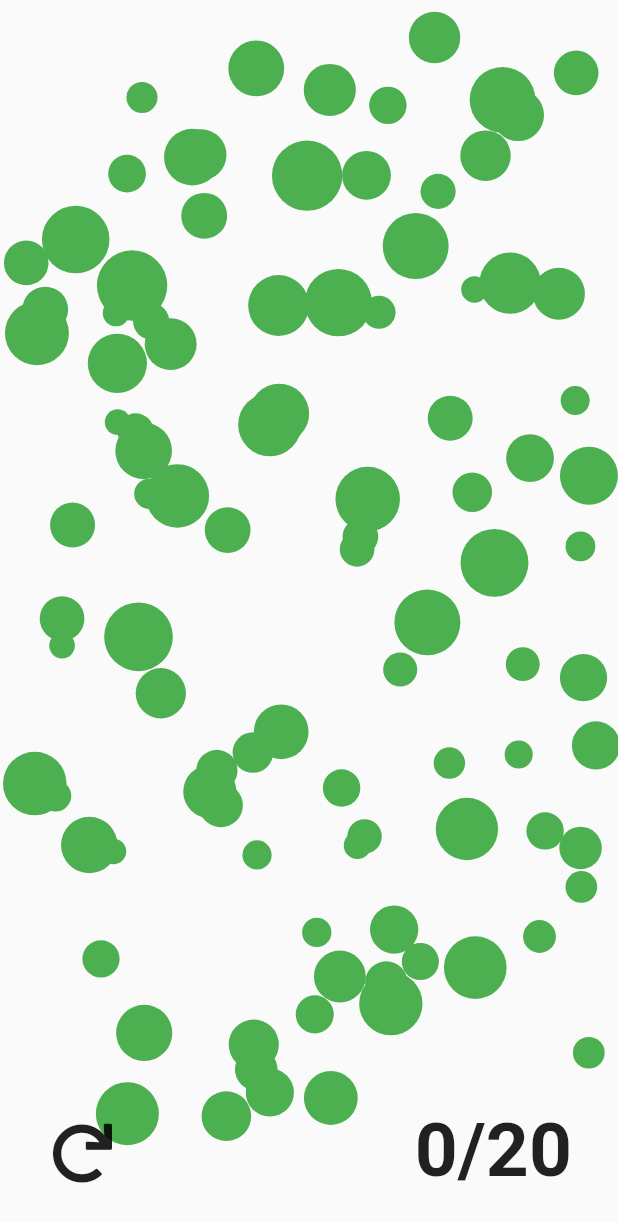
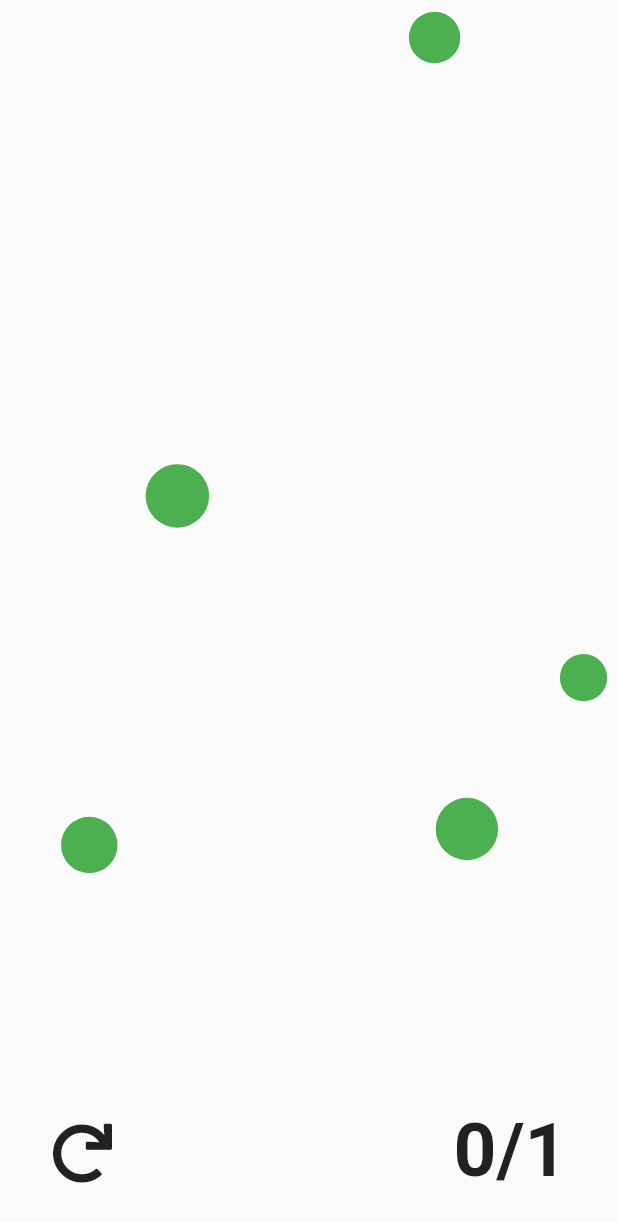
Before and after one commit to theguymeyer/reaction, a Flutter app: the screen it shows after launch, on a phone screen of 412 x 824 dp. Shown: the top 1222 px of the screen. Run offline on Flutter 3.47's test engine with Material 2 defaults, Android fonts, the phone set to English and light mode, and no system bars; our stand-ins replace font_awesome_flutter.

```diff
--- a/lib/gameTimer.dart
+++ b/lib/gameTimer.dart
@@ -81,6 +81,15 @@ class _GameTimerState extends State<GameTimer> with SingleTickerProviderStateMix
     // track points internally
     _caughtPoints = _newPoints;
 
+
+
+    return Consumer<StatusNotifier>(
+      builder: (context, myStatusNotifier, _) {
+
+        (myStatusNotifier.getStatus == Status.ready) ? stop() : null;
+        (myStatusNotifier.getStatus == Status.userTap) ? start() : null;
+
+
         return ClipRRect(
           borderRadius: BorderRadius.circular(80.0),
           child: Container(  // count down bar
@@ -90,6 +99,8 @@ class _GameTimerState extends State<GameTimer> with SingleTickerProviderStateMix
             width: MediaQuery.of(context).size.width * 0.04,
             height: MediaQuery.of(context).size.height * (_timerAnimation.value),
           )
+        );
+      }
     );
   }
 
--- a/lib/levels.dart
+++ b/lib/levels.dart
@@ -7,7 +7,7 @@ class Levels {
   int _numberOfLevels;
 
   List<Level> _levels = [
-    Level(1, 100, 0.2),
+    Level(1, 5, 0.2),
     Level(2, 20, 0.3),
     Level(3, 20, 0.5),
     Level(4, 20, 0.7),
```
Lines whose indentation alone changed are shown as unchanged.
